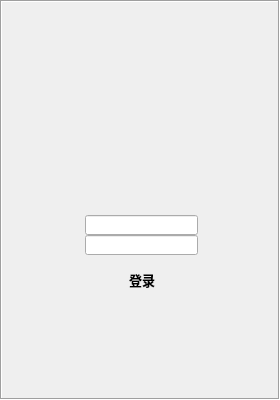
Above: logindialog.ui from Jubar007/IMsoftware before the change. Below: the same form after it.
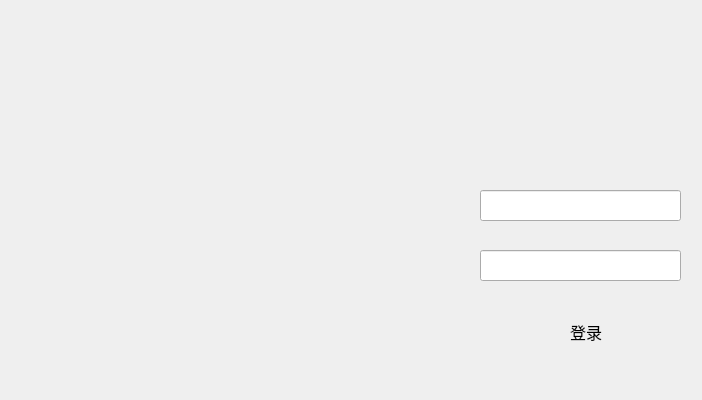
That is the form after the change.

What changed in the file:
```diff
--- a/logindialog.ui
+++ b/logindialog.ui
@@ -6,40 +6,24 @@
    <rect>
     <x>0</x>
     <y>0</y>
-    <width>280</width>
+    <width>702</width>
     <height>400</height>
    </rect>
   </property>
+  <property name="font">
+   <font>
+    <family>微软雅黑</family>
+    <pointsize>11</pointsize>
+   </font>
+  </property>
   <property name="windowTitle">
    <string>微 信 客 户 端</string>
   </property>
-  <widget class="QLabel" name="label">
-   <property name="geometry">
-    <rect>
-     <x>0</x>
-     <y>0</y>
-     <width>280</width>
-     <height>400</height>
-    </rect>
-   </property>
-   <property name="frameShape">
-    <enum>QFrame::Box</enum>
-   </property>
-   <property name="frameShadow">
-    <enum>QFrame::Sunken</enum>
-   </property>
-   <property name="text">
-    <string/>
-   </property>
-   <property name="scaledContents">
-    <bool>false</bool>
-   </property>
-  </widget>
   <widget class="QPushButton" name="loginPushButton">
    <property name="geometry">
     <rect>
-     <x>36</x>
-     <y>258</y>
+     <x>480</x>
+     <y>310</y>
      <width>212</width>
      <height>43</height>
     </rect>
@@ -47,9 +31,9 @@
    <property name="font">
     <font>
      <family>微软雅黑</family>
-     <pointsize>10</pointsize>
-     <weight>75</weight>
-     <bold>true</bold>
+     <pointsize>12</pointsize>
+     <weight>50</weight>
+     <bold>false</bold>
     </font>
    </property>
    <property name="text">
@@ -62,16 +46,18 @@
   <widget class="QLineEdit" name="usrLineEdit">
    <property name="geometry">
     <rect>
-     <x>85</x>
-     <y>215</y>
-     <width>113</width>
-     <height>20</height>
+     <x>480</x>
+     <y>190</y>
+     <width>201</width>
+     <height>31</height>
     </rect>
    </property>
    <property name="font">
     <font>
      <family>微软雅黑</family>
-     <pointsize>10</pointsize>
+     <pointsize>12</pointsize>
+     <weight>50</weight>
+     <bold>false</bold>
     </font>
    </property>
    <property name="text">
@@ -84,12 +70,20 @@
   <widget class="QLineEdit" name="pwdLineEdit">
    <property name="geometry">
     <rect>
-     <x>85</x>
-     <y>235</y>
-     <width>113</width>
-     <height>20</height>
+     <x>480</x>
+     <y>250</y>
+     <width>201</width>
+     <height>31</height>
     </rect>
    </property>
+   <property name="font">
+    <font>
+     <family>微软雅黑</family>
+     <pointsize>12</pointsize>
+     <weight>50</weight>
+     <bold>false</bold>
+    </font>
+   </property>
    <property name="echoMode">
     <enum>QLineEdit::Password</enum>
    </property>
```
Left out of the diff: 2 changed lines with no effect on the pictures.
